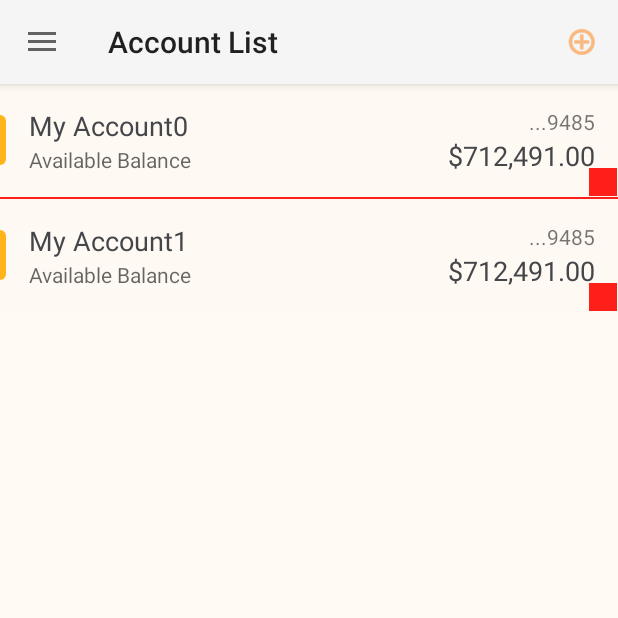
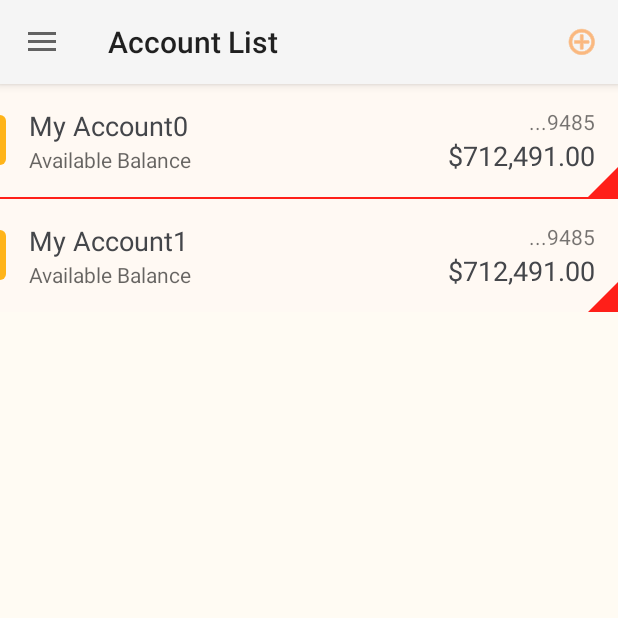
Before and after one commit to alanwgeorge/uiplay, an Android app: the screen it shows after launch (MainActivity), after a tap on "Add Row", on a phone screen of 412 x 824 dp, the top half of it. Run offline under Robolectric (Android 15) with nearby library versions, the phone set to English and light mode, and no system bars; 3 other taps on this screen came first.

Commit message:
clean up

```diff
--- a/trunk/app/build.gradle
+++ b/trunk/app/build.gradle
@@ -6,7 +6,7 @@ android {
 
     defaultConfig {
         applicationId "com.example.android.uiplay"
-        minSdkVersion 16
+        minSdkVersion 21
         targetSdkVersion 21
         versionCode 1
         versionName "1.0"
--- a/trunk/app/src/main/java/com/example/android/uiplay/AccountArrayAdapter.java
+++ b/trunk/app/src/main/java/com/example/android/uiplay/AccountArrayAdapter.java
@@ -31,51 +31,53 @@ class AccountArrayAdapter extends ArrayAdapter<Account> {
     }
 
     /**
-     * Here we generate our account row.  In order to get our off screen buttons to work we have to
+     * Here we generate our account row.  In order to get our off screen buttons to work, we have to
      * calculate and adjust various views here based on the device width at runtime.
      */
     @Override
     public View getView(int position, View convertView, ViewGroup parent) {
-        View fragmentContent;
+        View accountRowItem;
         AccountListFragment.ViewHolder viewHolder;
         Account account = getItem(position);
 
-//        if (convertView != null && AccountListFragment.countVisibleFrontButtons(convertView) == account.getNumberOfButtons()) {
-//            Log.d(TAG, "reusing view: position " + position);
-//            fragmentContent = convertView;
-//            viewHolder = (AccountListFragment.ViewHolder) fragmentContent.getTag();
-//        } else {
+        if (convertView != null) {
+            Log.d(TAG, "reusing view: position " + position);
+            accountRowItem = convertView;
+            viewHolder = (AccountListFragment.ViewHolder) accountRowItem.getTag();
+        } else {
             Log.d(TAG, "creating new view: position " + position);
             LayoutInflater layoutInflater = LayoutInflater.from(context);
-            fragmentContent = layoutInflater.inflate(R.layout.item_row, parent, false);
+            accountRowItem = layoutInflater.inflate(R.layout.item_row, parent, false);
             viewHolder = new AccountListFragment.ViewHolder();
 
-            viewHolder.root = fragmentContent;
-            viewHolder.parent = parent; // ListView
+            viewHolder.accountRowItem = accountRowItem;
+            viewHolder.parentListView = parent; // the ListView
 
-            viewHolder.pressMeBehindButton = (Button) fragmentContent.findViewById(R.id.button_below);
-            viewHolder.frontButtons.add((Button) fragmentContent.findViewById(R.id.button_front_1));
-            viewHolder.frontButtons.add((Button) fragmentContent.findViewById(R.id.button_front_2));
-            viewHolder.frontButtons.add((Button) fragmentContent.findViewById(R.id.button_front_3));
-            viewHolder.frontLayout = fragmentContent.findViewById(R.id.front_layout);
-            viewHolder.frontButtonsContainer = (ViewGroup) fragmentContent.findViewById(R.id.front_buttons_container);
-            viewHolder.initialVisibleLayout = fragmentContent.findViewById(R.id.account_details_container);
-            viewHolder.behindLayout = fragmentContent.findViewById(R.id.behind_layout);
+            viewHolder.pressMeBehindButton = (Button) accountRowItem.findViewById(R.id.button_below);
+            viewHolder.frontButtons.add((Button) accountRowItem.findViewById(R.id.button_front_1));
+            viewHolder.frontButtons.add((Button) accountRowItem.findViewById(R.id.button_front_2));
+            viewHolder.frontButtons.add((Button) accountRowItem.findViewById(R.id.button_front_3));
+            viewHolder.frontLayout = accountRowItem.findViewById(R.id.front_layout);
+            viewHolder.frontButtonsContainer = (ViewGroup) accountRowItem.findViewById(R.id.front_buttons_container);
+            viewHolder.initialVisibleLayout = accountRowItem.findViewById(R.id.account_details_container);
+            viewHolder.behindLayout = accountRowItem.findViewById(R.id.behind_layout);
 
-            viewHolder.accountNumber = (TextView) fragmentContent.findViewById(R.id.account_number);
-            viewHolder.balanceDescription = (TextView) fragmentContent.findViewById(R.id.balance_description);
-            viewHolder.balance = (TextView) fragmentContent.findViewById(R.id.balance);
-            viewHolder.accountName = (TextView) fragmentContent.findViewById(R.id.account_name);
-//        }
+            viewHolder.accountNumber = (TextView) accountRowItem.findViewById(R.id.account_number);
+            viewHolder.balanceDescription = (TextView) accountRowItem.findViewById(R.id.balance_description);
+            viewHolder.balance = (TextView) accountRowItem.findViewById(R.id.balance);
+            viewHolder.accountName = (TextView) accountRowItem.findViewById(R.id.account_name);
+        }
+
+        viewHolder.account = account;
 
         setupGestureDetector(viewHolder);
-        setupButtons(position, viewHolder);
-        setupViewWidths(position,viewHolder);
-        populateData(position, viewHolder);
+        setupButtons(viewHolder);
+        setupViewWidths(viewHolder);
+        populateData(viewHolder);
 
-        fragmentContent.setTag(viewHolder);
+        accountRowItem.setTag(viewHolder);
 
-        return fragmentContent;
+        return accountRowItem;
     }
 
     private void setupGestureDetector(AccountListFragment.ViewHolder viewHolder) {
@@ -83,7 +85,7 @@ class AccountArrayAdapter extends ArrayAdapter<Account> {
                 = new AccountListFragment.AccountRowGestureListener(
                 context,
                 viewHolder.frontLayout,
-                viewHolder.parent);
+                viewHolder.parentListView);
 
         final GestureDetector gestureDetector = new GestureDetector(context, gestureListener);
         viewHolder.frontLayout.setOnTouchListener(new View.OnTouchListener() {
@@ -94,20 +96,16 @@ class AccountArrayAdapter extends ArrayAdapter<Account> {
         });
     }
 
-    private void populateData(int position, AccountListFragment.ViewHolder viewHolder) {
-        Account account = getItem(position);
-
+    private void populateData(AccountListFragment.ViewHolder viewHolder) {
         NumberFormat numberFormat = NumberFormat.getCurrencyInstance(Locale.US);
 
-        viewHolder.accountNumber.setText(account.getMaskedAccountNumber());
-        viewHolder.balanceDescription.setText(account.getBalanceDescription());
-        viewHolder.balance.setText(numberFormat.format(account.getBalance() / 100));
-        viewHolder.accountName.setText(account.getName());
+        viewHolder.accountNumber.setText(viewHolder.account.getMaskedAccountNumber());
+        viewHolder.balanceDescription.setText(viewHolder.account.getBalanceDescription());
+        viewHolder.balance.setText(numberFormat.format(viewHolder.account.getBalance() / 100));
+        viewHolder.accountName.setText(viewHolder.account.getName());
     }
 
-    private void setupViewWidths(int position, AccountListFragment.ViewHolder viewHolder) {
-        Account account = getItem(position);
-
+    private void setupViewWidths(AccountListFragment.ViewHolder viewHolder) {
         // Here we set the width of our scrollable area, its container and the divider to be the
         // screen width plus the size of any left scrollable buttons
         WindowManager windowManager = (WindowManager) context.getSystemService(Context.WINDOW_SERVICE);
@@ -117,16 +115,16 @@ class AccountArrayAdapter extends ArrayAdapter<Account> {
         int displayWidth = size.x;
 
         // calculate the scrollable size
-        int fragmentContentWidth = displayWidth + ((int) context.getResources().getDimension(R.dimen.account_button_width) * account.getNumberOfButtons());
+        int fragmentContentWidth = displayWidth + ((int) context.getResources().getDimension(R.dimen.account_button_width) * viewHolder.account.getNumberOfButtons());
 
         // set the "front" views and their containers width to accommodate for the off screen buttons
-        ViewGroup.LayoutParams params = viewHolder.parent.getLayoutParams();
+        ViewGroup.LayoutParams params = viewHolder.parentListView.getLayoutParams();
         params.width = fragmentContentWidth;
-        viewHolder.parent.setLayoutParams(params);
+        viewHolder.parentListView.setLayoutParams(params);
 
-        params = viewHolder.root.getLayoutParams();
+        params = viewHolder.accountRowItem.getLayoutParams();
         params.width = fragmentContentWidth;
-        viewHolder.root.setLayoutParams(params);
+        viewHolder.accountRowItem.setLayoutParams(params);
 
         params = viewHolder.frontLayout.getLayoutParams();
         params.width = fragmentContentWidth;
@@ -143,16 +141,14 @@ class AccountArrayAdapter extends ArrayAdapter<Account> {
         viewHolder.behindLayout.setLayoutParams(params);
     }
 
-    private void setupButtons(int position, AccountListFragment.ViewHolder viewHolder) {
-        Account account = getItem(position);
-
+    private void setupButtons(AccountListFragment.ViewHolder viewHolder) {
         final View frontLayoutFinal = viewHolder.frontLayout;
 
         for (Button button : viewHolder.frontButtons) {
             button.setVisibility(View.GONE);
         }
 
-        for (int i = 0; i < account.getNumberOfButtons(); i++) {
+        for (int i = 0; i < viewHolder.account.getNumberOfButtons(); i++) {
             viewHolder.frontButtons.get(i).setVisibility(View.VISIBLE);
         }
 
@@ -161,7 +157,6 @@ class AccountArrayAdapter extends ArrayAdapter<Account> {
                 @Override
                 public void onClick(View v) {
                     frontLayoutFinal.animate().x(0);
-//                    frontLayoutFinal.requestLayout();
                     Toast.makeText(context, "Behind Press Me pressed", Toast.LENGTH_SHORT).show();
                 }
             });
@@ -172,7 +167,6 @@ class AccountArrayAdapter extends ArrayAdapter<Account> {
                 @Override
                 public void onClick(View v) {
                     frontLayoutFinal.animate().x(0);
-//                    frontLayoutFinal.requestLayout();
                     Toast.makeText(context, "Front Press Me pressed", Toast.LENGTH_SHORT).show();
                 }
             });
--- a/trunk/app/src/main/java/com/example/android/uiplay/AccountListFragment.java
+++ b/trunk/app/src/main/java/com/example/android/uiplay/AccountListFragment.java
@@ -151,7 +151,7 @@ public class AccountListFragment extends ListFragment {
             if ((motionEvent2.getRawX() - motionEvent1.getRawX()) > 0) { // scrolling right
                 if (onDownFrontViewX == 0) {  // un-scrolled position
                     frontLayout.animate().x(frontButtonsWidth); // reveal front buttons
-                } else if (onDownFrontViewX == -(belowButtonWidth + (belowButtonPadding * 2))) { // scrolled left below button visible
+                } else if (onDownFrontViewX == -(belowButtonWidth + (belowButtonPadding * 2))) { // scrolled left below button is visible
                     frontLayout.animate().x(0); // return to un-scrolled position
                 }
             } else { // scrolling left
@@ -161,8 +161,6 @@ public class AccountListFragment extends ListFragment {
                     frontLayout.animate().x(0); // return to un-scrolled position
                 }
             }
-
-//            frontLayout.requestLayout();
 
             return true;
         }
@@ -180,10 +178,10 @@ public class AccountListFragment extends ListFragment {
 
         private void resetOtherAccountRows() {
             for (int i = 0; i < listView.getChildCount(); i++) {
-                ViewGroup itemView = (ViewGroup) listView.getChildAt(i);
-                View frontView = itemView.findViewById(R.id.front_layout);
-                if (frontView != frontLayout && frontView.getX() != 0) {
-                    frontView.animate().x(0);
+                ViewGroup accountRow = (ViewGroup) listView.getChildAt(i);
+                View frontLayout = accountRow.findViewById(R.id.front_layout);
+                if (frontLayout != this.frontLayout && frontLayout.getX() != 0) {
+                    frontLayout.animate().x(0);
                 }
             }
         }
@@ -191,8 +189,9 @@ public class AccountListFragment extends ListFragment {
     }
 
     public static class ViewHolder {
-        View root;
-        ViewGroup parent;
+        Account account;
+        View accountRowItem;
+        ViewGroup parentListView;
 
         Button pressMeBehindButton;
         List<Button> frontButtons = new ArrayList<>();
--- a/trunk/app/src/main/java/com/example/android/uiplay/MainActivity.java
+++ b/trunk/app/src/main/java/com/example/android/uiplay/MainActivity.java
@@ -25,16 +25,10 @@ public class MainActivity extends Activity implements NavigationDrawerFragment.N
         Log.d(TAG, "onCreate()");
         super.onCreate(savedInstanceState);
         setContentView(R.layout.activity_main);
-//        if (savedInstanceState == null) {
-//            getFragmentManager().beginTransaction()
-//                    .add(R.id.container, new AccountListFragment())
-//                    .commit();
-//        }
 
         navigationDrawerFragment = (NavigationDrawerFragment) getFragmentManager().findFragmentById(R.id.navigation_drawer);
         title = getTitle();
 
-        // Set up the drawer.
         navigationDrawerFragment.setUp(R.id.navigation_drawer, (DrawerLayout) findViewById(R.id.drawer_layout));
     }
 
--- /dev/null
+++ b/trunk/app/src/main/res/drawable/corner_alert_vector.xml
@@ -0,0 +1,18 @@
+<?xml version="1.0" encoding="utf-8"?>
+<vector xmlns:android="http://schemas.android.com/apk/res/android"
+        android:height="64dp"
+        android:width="64dp"
+        android:viewportHeight="64"
+        android:viewportWidth="64" >
+    <group
+        android:name="rotationGroup"
+        android:pivotX="0"
+        android:pivotY="0"
+        android:rotation="0" >
+        <path
+            android:name="v"
+            android:fillColor="@color/secondary_2_3"
+            android:pathData="M64,0 L 0,64 L 64,64 z" />
+    </group>
+
+</vector>
--- a/trunk/app/src/main/res/layout/item_row.xml
+++ b/trunk/app/src/main/res/layout/item_row.xml
@@ -102,10 +102,10 @@
                 style="@style/AppTheme.TextAppearance.Medium"
                 tools:ignore="HardcodedText,RtlHardcoded,RtlSymmetry"/>
             <ImageView
-                android:layout_width="wrap_content"
-                android:layout_height="wrap_content"
+                android:layout_width="20dp"
+                android:layout_height="20dp"
                 android:id="@+id/corner_indicator"
-                android:background="@drawable/corner_alert_icon"
+                android:background="@drawable/corner_alert_vector"
                 android:layout_alignParentRight="true"
                 android:layout_alignParentEnd="true"
                 android:layout_alignParentBottom="true"
--- a/trunk/build.gradle
+++ b/trunk/build.gradle
@@ -5,7 +5,7 @@ buildscript {
         jcenter()
     }
     dependencies {
-        classpath 'com.android.tools.build:gradle:1.0.0'
+        classpath 'com.android.tools.build:gradle:1.1.0'
     }
 }
 
```
